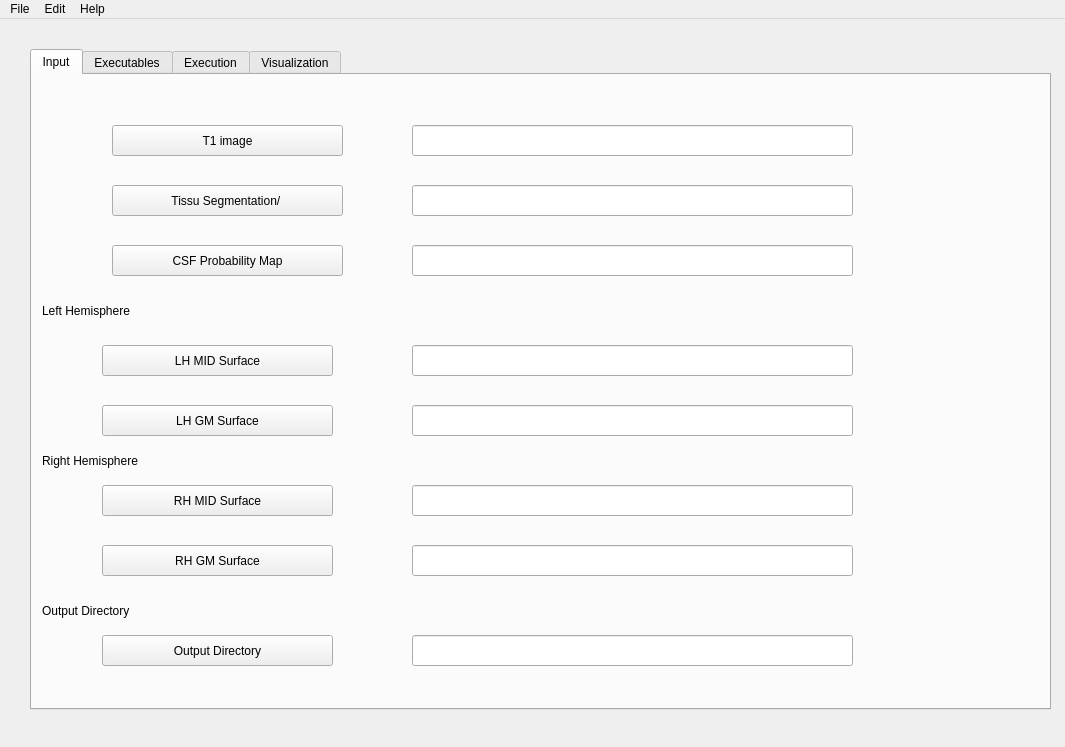
Above: src/app/csfwindow.ui from tahya-deddah/Local_EACSF before the change. Below: the same form after it.
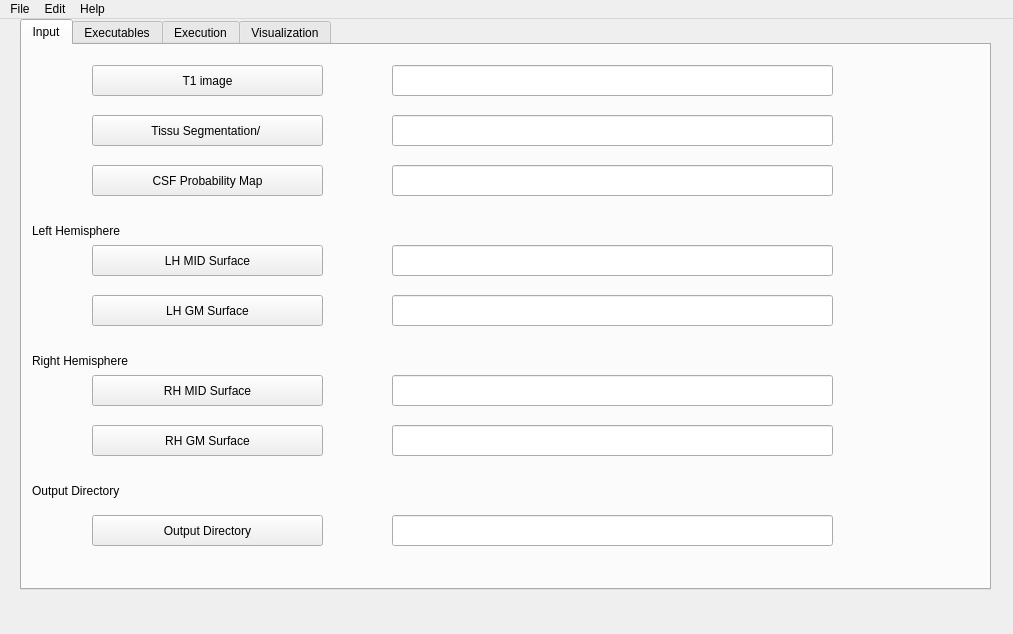
That is the form after the change. The open tabs and pages were chosen to show the change.

What changed in the file:
```diff
--- a/src/app/csfwindow.ui
+++ b/src/app/csfwindow.ui
@@ -6,8 +6,8 @@
    <rect>
     <x>0</x>
     <y>0</y>
-    <width>1065</width>
-    <height>747</height>
+    <width>1013</width>
+    <height>634</height>
    </rect>
   </property>
   <property name="windowTitle">
@@ -17,10 +17,10 @@
    <widget class="QTabWidget" name="tab">
     <property name="geometry">
      <rect>
-      <x>30</x>
-      <y>30</y>
-      <width>1021</width>
-      <height>661</height>
+      <x>20</x>
+      <y>0</y>
+      <width>971</width>
+      <height>571</height>
      </rect>
     </property>
     <property name="toolTip">
@@ -39,8 +39,8 @@
      <widget class="QPushButton" name="Segmentation">
       <property name="geometry">
        <rect>
-        <x>80</x>
-        <y>110</y>
+        <x>70</x>
+        <y>70</y>
         <width>231</width>
         <height>31</height>
        </rect>
@@ -52,8 +52,8 @@
      <widget class="QPushButton" name="CSF_Probability_Map">
       <property name="geometry">
        <rect>
-        <x>80</x>
-        <y>170</y>
+        <x>70</x>
+        <y>120</y>
         <width>231</width>
         <height>31</height>
        </rect>
@@ -65,8 +65,8 @@
      <widget class="QLineEdit" name="lineEdit_T1img">
       <property name="geometry">
        <rect>
-        <x>380</x>
-        <y>50</y>
+        <x>370</x>
+        <y>20</y>
         <width>441</width>
         <height>31</height>
        </rect>
@@ -75,8 +75,8 @@
      <widget class="QLineEdit" name="lineEdit_Segmentation">
       <property name="geometry">
        <rect>
-        <x>380</x>
-        <y>110</y>
+        <x>370</x>
+        <y>70</y>
         <width>441</width>
         <height>31</height>
        </rect>
@@ -85,8 +85,8 @@
      <widget class="QLineEdit" name="lineEdit_CSF_Probability_Map">
       <property name="geometry">
        <rect>
-        <x>380</x>
-        <y>170</y>
+        <x>370</x>
+        <y>120</y>
         <width>441</width>
         <height>31</height>
        </rect>
@@ -96,7 +96,7 @@
       <property name="geometry">
        <rect>
         <x>10</x>
-        <y>220</y>
+        <y>170</y>
         <width>121</width>
         <height>31</height>
        </rect>
@@ -109,7 +109,7 @@
       <property name="geometry">
        <rect>
         <x>70</x>
-        <y>270</y>
+        <y>200</y>
         <width>231</width>
         <height>31</height>
        </rect>
@@ -121,8 +121,8 @@
      <widget class="QLineEdit" name="lineEdit_LH_MID_Surface">
       <property name="geometry">
        <rect>
-        <x>380</x>
-        <y>270</y>
+        <x>370</x>
+        <y>200</y>
         <width>441</width>
         <height>31</height>
        </rect>
@@ -132,7 +132,7 @@
       <property name="geometry">
        <rect>
         <x>70</x>
-        <y>330</y>
+        <y>250</y>
         <width>231</width>
         <height>31</height>
        </rect>
@@ -144,8 +144,8 @@
      <widget class="QLineEdit" name="lineEdit_LH_GM_Surface">
       <property name="geometry">
        <rect>
-        <x>380</x>
-        <y>330</y>
+        <x>370</x>
+        <y>250</y>
         <width>441</width>
         <height>31</height>
        </rect>
@@ -155,7 +155,7 @@
       <property name="geometry">
        <rect>
         <x>10</x>
-        <y>370</y>
+        <y>300</y>
         <width>121</width>
         <height>31</height>
        </rect>
@@ -168,7 +168,7 @@
       <property name="geometry">
        <rect>
         <x>70</x>
-        <y>410</y>
+        <y>330</y>
         <width>231</width>
         <height>31</height>
        </rect>
@@ -180,8 +180,8 @@
      <widget class="QLineEdit" name="lineEdit_RH_MID_Surface">
       <property name="geometry">
        <rect>
-        <x>380</x>
-        <y>410</y>
+        <x>370</x>
+        <y>330</y>
         <width>441</width>
         <height>31</height>
        </rect>
@@ -191,7 +191,7 @@
       <property name="geometry">
        <rect>
         <x>70</x>
-        <y>470</y>
+        <y>380</y>
         <width>231</width>
         <height>31</height>
        </rect>
@@ -203,8 +203,8 @@
      <widget class="QLineEdit" name="lineEdit_RH_GM_Surface">
       <property name="geometry">
        <rect>
-        <x>380</x>
-        <y>470</y>
+        <x>370</x>
+        <y>380</y>
         <width>441</width>
         <height>31</height>
        </rect>
@@ -214,7 +214,7 @@
       <property name="geometry">
        <rect>
         <x>10</x>
-        <y>520</y>
+        <y>430</y>
         <width>131</width>
         <height>31</height>
        </rect>
@@ -227,7 +227,7 @@
       <property name="geometry">
        <rect>
         <x>70</x>
-        <y>560</y>
+        <y>470</y>
         <width>231</width>
         <height>31</height>
        </rect>
@@ -239,8 +239,8 @@
      <widget class="QLineEdit" name="lineEdit_Output_Directory">
       <property name="geometry">
        <rect>
-        <x>380</x>
-        <y>560</y>
+        <x>370</x>
+        <y>470</y>
         <width>441</width>
         <height>31</height>
        </rect>
@@ -249,8 +249,8 @@
      <widget class="QPushButton" name="T1">
       <property name="geometry">
        <rect>
-        <x>80</x>
-        <y>50</y>
+        <x>70</x>
+        <y>20</y>
         <width>231</width>
         <height>31</height>
        </rect>
@@ -354,8 +354,8 @@
     <rect>
      <x>0</x>
      <y>0</y>
-     <width>1065</width>
-     <height>28</height>
+     <width>1013</width>
+     <height>20</height>
     </rect>
    </property>
    <widget class="QMenu" name="menuFile">
```
Left out of the diff: 6 changed lines with no effect on the pictures.
